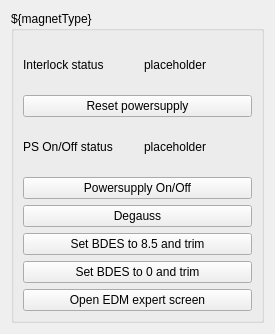
Above: MagnetTemplate.ui from slaclab/rf_commissioning before the change. Below: the same form after it.
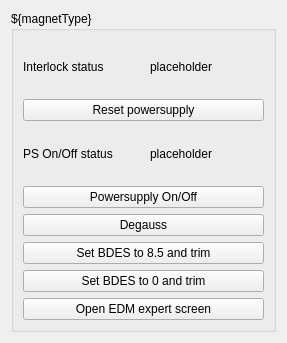
That is the form after the change. Custom widgets are drawn as their Qt base class.

Commit message: added magnet reset functionality

Patch:
```diff
--- a/MagnetTemplate.ui
+++ b/MagnetTemplate.ui
@@ -6,8 +6,8 @@
    <rect>
     <x>0</x>
     <y>0</y>
-    <width>275</width>
-    <height>334</height>
+    <width>287</width>
+    <height>343</height>
    </rect>
   </property>
   <property name="windowTitle">
@@ -22,7 +22,9 @@
      <property name="title">
       <string>${magnetType}</string>
      </property>
-     <layout class="QVBoxLayout" name="verticalLayout">
+     <layout class="QGridLayout" name="gridLayout_2">
+      <item row="0" column="0">
+       <layout class="QVBoxLayout" name="verticalLayout_2">
       <item>
        <layout class="QHBoxLayout" name="horizontalLayout_2">
         <item>
@@ -187,6 +189,8 @@
          <string>Open EDM expert screen</string>
         </property>
        </widget>
+        </item>
+       </layout>
       </item>
      </layout>
     </widget>
```
Left out of the diff: 3 changed lines with no effect on the pictures. Lines whose indentation alone changed are shown as unchanged. The commit also changes 3 other files.
